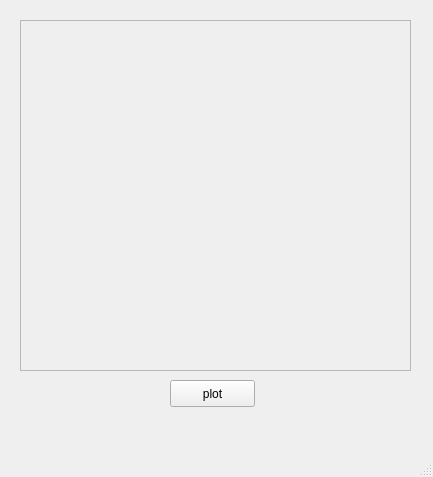
Above: data_collector.ui from ajaiv/VPoSD before the change. Below: the same form after it.
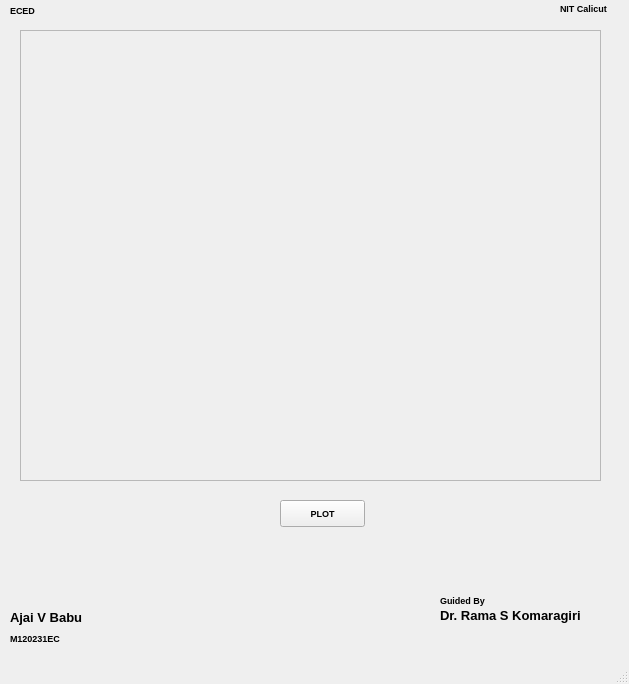
That is the form after the change.

The edit to the form file:
```diff
--- a/data_collector.ui
+++ b/data_collector.ui
@@ -6,36 +6,53 @@
    <rect>
     <x>0</x>
     <y>0</y>
-    <width>433</width>
-    <height>477</height>
+    <width>629</width>
+    <height>684</height>
    </rect>
   </property>
+  <property name="font">
+   <font>
+    <pointsize>7</pointsize>
+   </font>
+  </property>
   <property name="windowTitle">
    <string>MainWindow</string>
   </property>
   <widget class="QWidget" name="centralwidget">
+   <property name="font">
+    <font>
+     <pointsize>7</pointsize>
+    </font>
+   </property>
    <widget class="QListView" name="qlist">
     <property name="geometry">
      <rect>
-      <x>90</x>
-      <y>70</y>
-      <width>256</width>
+      <x>150</x>
+      <y>170</y>
+      <width>341</width>
       <height>301</height>
      </rect>
     </property>
+    <property name="font">
+     <font>
+      <pointsize>10</pointsize>
+      <weight>75</weight>
+      <bold>true</bold>
+     </font>
+    </property>
    </widget>
    <widget class="QLabel" name="label">
     <property name="geometry">
      <rect>
-      <x>20</x>
-      <y>20</y>
-      <width>351</width>
-      <height>31</height>
+      <x>30</x>
+      <y>40</y>
+      <width>531</width>
+      <height>41</height>
      </rect>
     </property>
     <property name="font">
      <font>
-      <pointsize>11</pointsize>
+      <pointsize>12</pointsize>
       <weight>75</weight>
       <bold>true</bold>
      </font>
@@ -43,16 +60,41 @@
     <property name="text">
      <string>TextLabel</string>
     </property>
+    <property name="alignment">
+     <set>Qt::AlignLeading|Qt::AlignLeft|Qt::AlignTop</set>
+    </property>
    </widget>
    <widget class="QLabel" name="err_lbl">
     <property name="geometry">
      <rect>
-      <x>20</x>
-      <y>240</y>
-      <width>381</width>
-      <height>71</height>
+      <x>30</x>
+      <y>270</y>
+      <width>561</width>
+      <height>91</height>
      </rect>
     </property>
+    <property name="sizePolicy">
+     <sizepolicy hsizetype="Preferred" vsizetype="Preferred">
+      <horstretch>0</horstretch>
+      <verstretch>0</verstretch>
+     </sizepolicy>
+    </property>
+    <property name="maximumSize">
+     <size>
+      <width>16777215</width>
+      <height>16777215</height>
+     </size>
+    </property>
+    <property name="font">
+     <font>
+      <pointsize>9</pointsize>
+      <weight>75</weight>
+      <bold>true</bold>
+     </font>
+    </property>
+    <property name="lineWidth">
+     <number>2</number>
+    </property>
     <property name="text">
      <string>TextLabel</string>
     </property>
@@ -63,8 +105,8 @@
    <widget class="QSplitter" name="splitter">
     <property name="geometry">
      <rect>
-      <x>90</x>
-      <y>170</y>
+      <x>180</x>
+      <y>200</y>
       <width>262</width>
       <height>27</height>
      </rect>
@@ -87,23 +129,194 @@
     <property name="geometry">
      <rect>
       <x>20</x>
-      <y>20</y>
-      <width>391</width>
-      <height>351</height>
+      <y>30</y>
+      <width>581</width>
+      <height>451</height>
      </rect>
     </property>
+    <property name="font">
+     <font>
+      <pointsize>11</pointsize>
+      <weight>75</weight>
+      <bold>true</bold>
+     </font>
+    </property>
    </widget>
    <widget class="QPushButton" name="plotBtn">
     <property name="geometry">
      <rect>
-      <x>170</x>
-      <y>380</y>
+      <x>280</x>
+      <y>500</y>
       <width>85</width>
       <height>27</height>
      </rect>
     </property>
+    <property name="font">
+     <font>
+      <weight>75</weight>
+      <bold>true</bold>
+     </font>
+    </property>
     <property name="text">
-     <string>plot</string>
+     <string>PLOT</string>
+    </property>
+   </widget>
+   <widget class="QLabel" name="Name">
+    <property name="geometry">
+     <rect>
+      <x>10</x>
+      <y>610</y>
+      <width>101</width>
+      <height>21</height>
+     </rect>
+    </property>
+    <property name="sizePolicy">
+     <sizepolicy hsizetype="Preferred" vsizetype="Preferred">
+      <horstretch>0</horstretch>
+      <verstretch>0</verstretch>
+     </sizepolicy>
+    </property>
+    <property name="font">
+     <font>
+      <pointsize>10</pointsize>
+      <weight>75</weight>
+      <italic>false</italic>
+      <bold>true</bold>
+      <strikeout>false</strikeout>
+      <stylestrategy>PreferDefault</stylestrategy>
+     </font>
+    </property>
+    <property name="mouseTracking">
+     <bool>true</bool>
+    </property>
+    <property name="text">
+     <string>Ajai V Babu</string>
+    </property>
+    <property name="textFormat">
+     <enum>Qt::RichText</enum>
+    </property>
+    <property name="alignment">
+     <set>Qt::AlignLeading|Qt::AlignLeft|Qt::AlignTop</set>
+    </property>
+   </widget>
+   <widget class="QLabel" name="GuidedBy">
+    <property name="geometry">
+     <rect>
+      <x>440</x>
+      <y>590</y>
+      <width>91</width>
+      <height>20</height>
+     </rect>
+    </property>
+    <property name="font">
+     <font>
+      <weight>75</weight>
+      <bold>true</bold>
+     </font>
+    </property>
+    <property name="text">
+     <string>Guided By</string>
+    </property>
+   </widget>
+   <widget class="QLabel" name="Name_R_Sir">
+    <property name="geometry">
+     <rect>
+      <x>440</x>
+      <y>600</y>
+      <width>151</width>
+      <height>31</height>
+     </rect>
+    </property>
+    <property name="font">
+     <font>
+      <pointsize>10</pointsize>
+      <weight>75</weight>
+      <bold>true</bold>
+     </font>
+    </property>
+    <property name="text">
+     <string>Dr. Rama S Komaragiri</string>
+    </property>
+   </widget>
+   <widget class="QLabel" name="Roll_No">
+    <property name="geometry">
+     <rect>
+      <x>10</x>
+      <y>630</y>
+      <width>71</width>
+      <height>16</height>
+     </rect>
+    </property>
+    <property name="font">
+     <font>
+      <weight>75</weight>
+      <bold>true</bold>
+     </font>
+    </property>
+    <property name="text">
+     <string>M120231EC</string>
+    </property>
+   </widget>
+   <widget class="QLabel" name="ECED">
+    <property name="geometry">
+     <rect>
+      <x>10</x>
+      <y>0</y>
+      <width>31</width>
+      <height>20</height>
+     </rect>
+    </property>
+    <property name="font">
+     <font>
+      <pointsize>7</pointsize>
+      <weight>75</weight>
+      <bold>true</bold>
+     </font>
+    </property>
+    <property name="text">
+     <string>ECED</string>
+    </property>
+   </widget>
+   <widget class="QLabel" name="NITC">
+    <property name="geometry">
+     <rect>
+      <x>560</x>
+      <y>0</y>
+      <width>61</width>
+      <height>16</height>
+     </rect>
+    </property>
+    <property name="font">
+     <font>
+      <weight>75</weight>
+      <bold>true</bold>
+     </font>
+    </property>
+    <property name="text">
+     <string>NIT Calicut</string>
+    </property>
+   </widget>
+   <widget class="QLabel" name="label_2">
+    <property name="geometry">
+     <rect>
+      <x>40</x>
+      <y>109</y>
+      <width>511</width>
+      <height>41</height>
+     </rect>
+    </property>
+    <property name="font">
+     <font>
+      <pointsize>9</pointsize>
+      <weight>75</weight>
+      <bold>true</bold>
+     </font>
+    </property>
+    <property name="text">
+     <string> </string>
+    </property>
+    <property name="alignment">
+     <set>Qt::AlignLeading|Qt::AlignLeft|Qt::AlignTop</set>
     </property>
    </widget>
    <zorder>splitter</zorder>
@@ -123,7 +336,13 @@
     </rect>
    </property>
   </widget>
-  <widget class="QStatusBar" name="statusbar"/>
+  <widget class="QStatusBar" name="statusbar">
+   <property name="font">
+    <font>
+     <pointsize>1</pointsize>
+    </font>
+   </property>
+  </widget>
  </widget>
  <resources/>
  <connections/>
```
Left out of the diff: 16 changed lines with no effect on the pictures.
